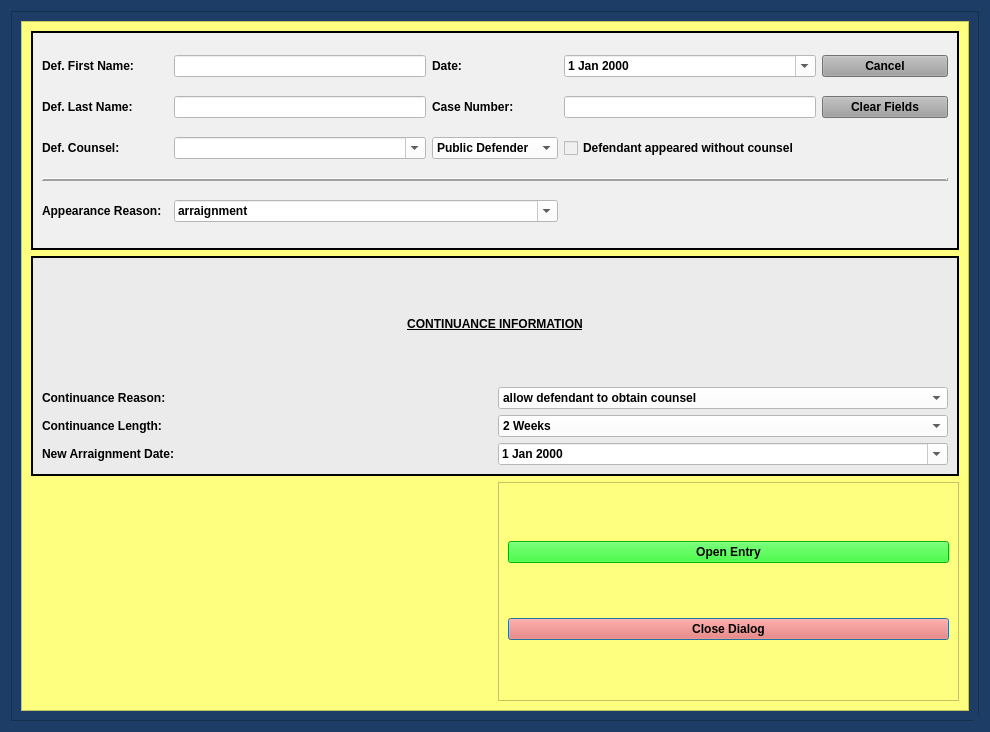
The window that munientry/views/ui/ArraignmentContinueDialog.ui (HunterProgram22/MuniEntry) describes before a commit, drawn with Qt 5.
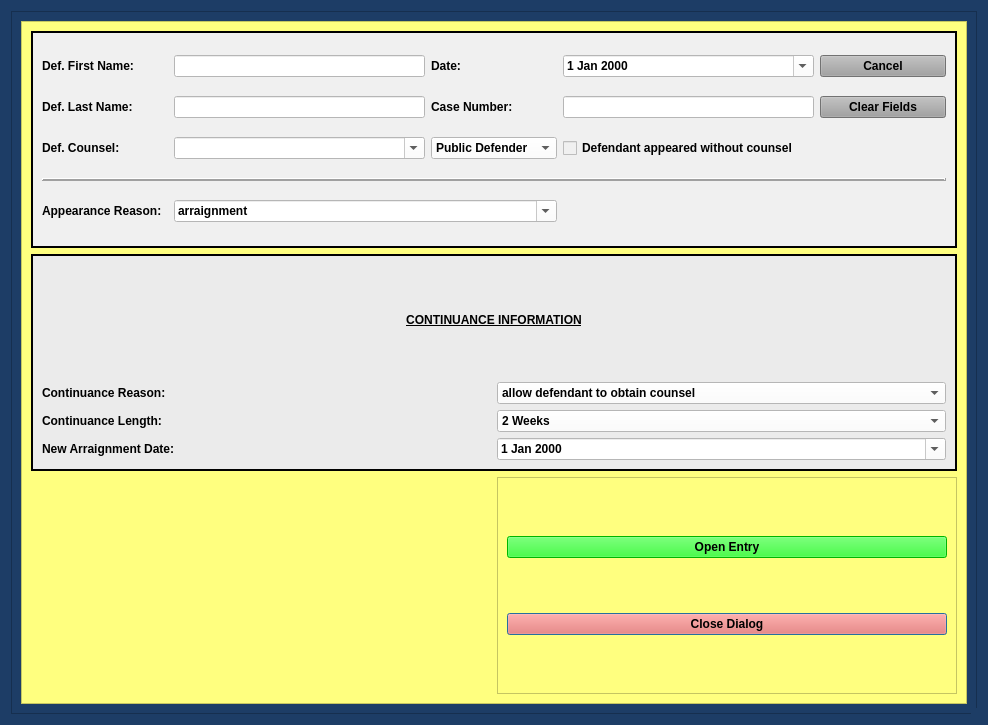
The same window after the commit. Custom widgets are drawn as their Qt base class.

Commit message: Arraignment Template working with conditions. Need to clean up language.

```diff
--- a/munientry/views/ui/ArraignmentContinueDialog.ui
+++ b/munientry/views/ui/ArraignmentContinueDialog.ui
@@ -12,8 +12,8 @@
    <rect>
     <x>0</x>
     <y>0</y>
-    <width>990</width>
-    <height>732</height>
+    <width>988</width>
+    <height>725</height>
    </rect>
   </property>
   <property name="sizePolicy">
@@ -180,8 +180,8 @@
           <rect>
            <x>0</x>
            <y>0</y>
-           <width>950</width>
-           <height>692</height>
+           <width>948</width>
+           <height>685</height>
           </rect>
          </property>
          <layout class="QGridLayout" name="gridLayout_2">
```
Left out of the diff: 8 changed lines with no effect on the pictures. The commit also changes 6 other files.
